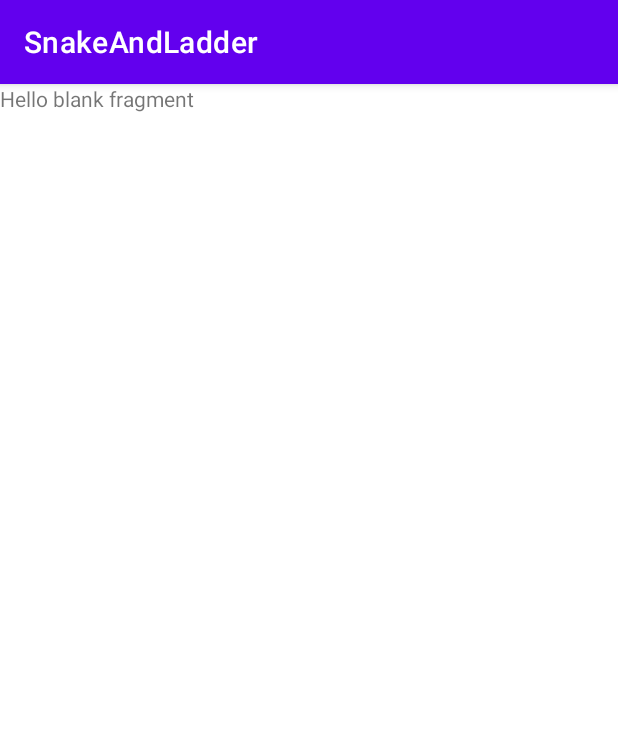
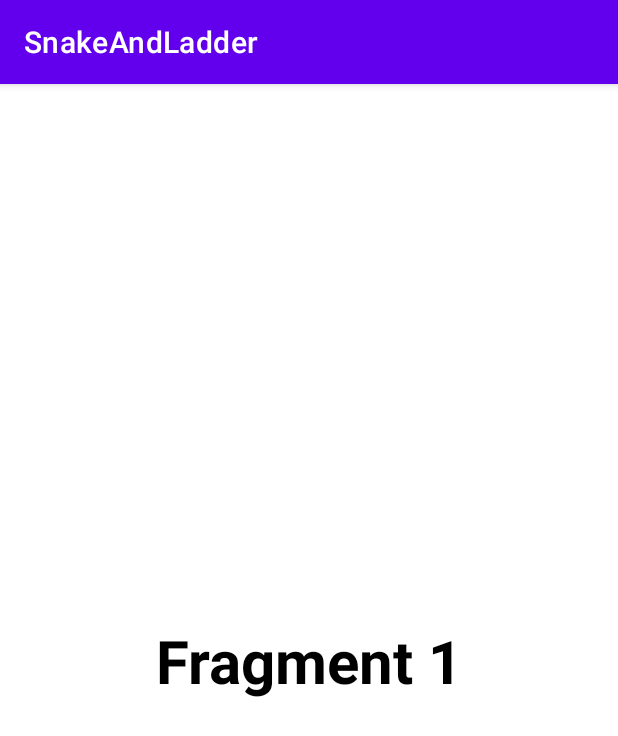
Before and after one commit to NonieLacra/SnakeAndLadder, an Android app: the Fragment1 screen opened through its navigation route, on a phone screen of 412 x 824 dp. Shown: the top 736 px of the screen. Run offline under Robolectric (Android 15) with nearby library versions, the light colour scheme and no system bars.

Commit message:
Initial Commit of Snake and Ladder

```diff
--- a/app/src/main/res/layout/fragment_1.xml
+++ b/app/src/main/res/layout/fragment_1.xml
@@ -3,13 +3,22 @@
     xmlns:tools="http://schemas.android.com/tools"
     android:layout_width="match_parent"
     android:layout_height="match_parent"
+    xmlns:app="http://schemas.android.com/apk/res-auto"
     tools:context=".Fragment1">
 
     <!-- TODO: Update blank fragment layout -->
     <TextView
         android:id="@+id/Fragment1Title"
         android:layout_width="wrap_content"
-        android:layout_height="match_parent"
-        android:text="@string/hello_blank_fragment" />
+        android:layout_height="wrap_content"
+        android:text="Fragment 1"
+        android:textSize="40sp"
+        android:textStyle="bold"
+        android:textColor="@color/black"
+        app:layout_constraintTop_toTopOf="parent"
+        app:layout_constraintBottom_toBottomOf="parent"
+        app:layout_constraintLeft_toLeftOf="parent"
+        app:layout_constraintRight_toRightOf="parent"
+        />
 
 </androidx.constraintlayout.widget.ConstraintLayout>
```
